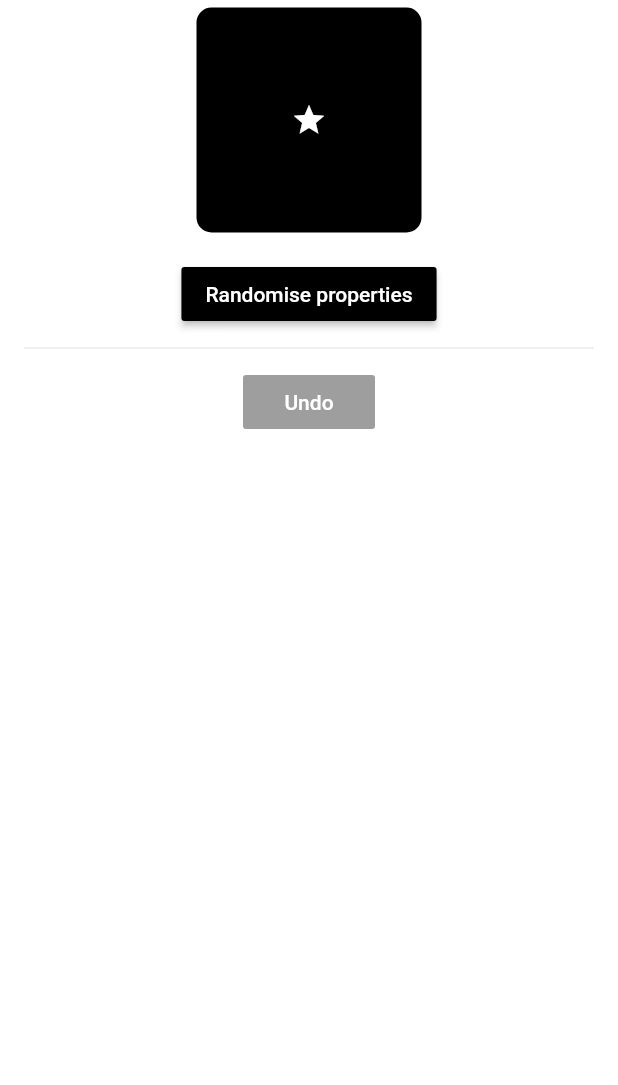
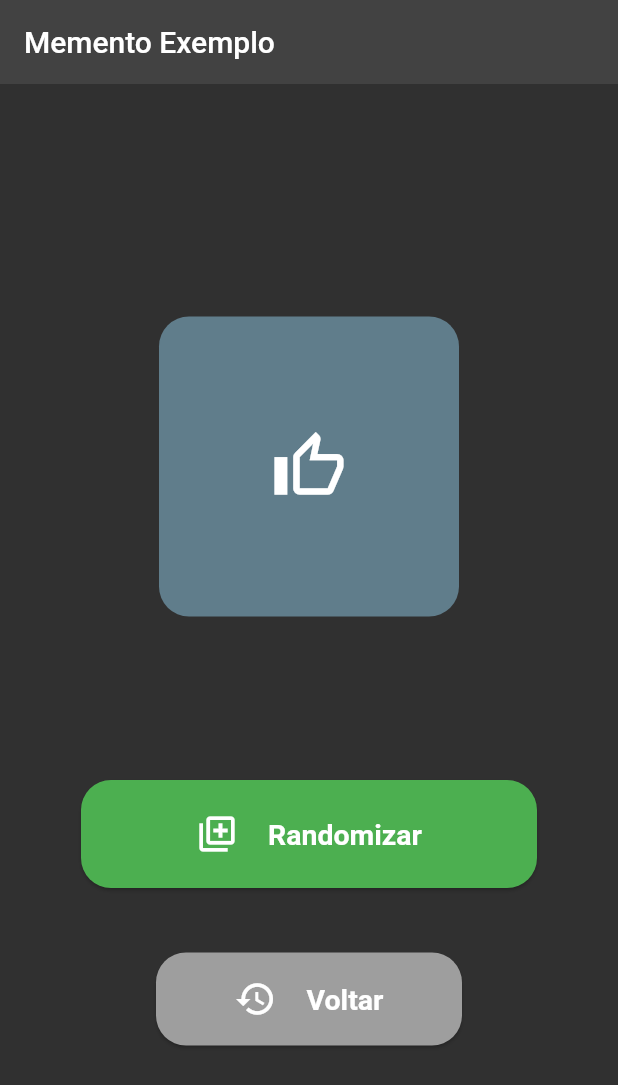
Before and after one commit to Fschmatz/memento_aula_projeto, a Flutter app: the screen it shows after launch, on a phone screen of 412 x 824 dp. Shown: the top 1085 px of the screen. Run offline on Flutter 3.47's test engine with Material 2 defaults, Android fonts, the phone set to English and light mode, and no system bars; our stand-ins replace faker.

Commit message:
v 0.3.0 funcional

```diff
--- a/lib/layoutConstants.dart
+++ /dev/null
@@ -1,64 +0,0 @@
-class LayoutConstants {
-  const LayoutConstants._();
-
-  // Responsive breakpoints
-  /// Desktop screen >= 900px
-  static const double screenDesktop = 900;
-
-  // Spacing
-  /// Space Zero = 0.0
-  static const double spaceZero = 0.0;
-
-  /// Space XS = 2.0
-  static const double spaceXS = 2.0;
-
-  /// Space S = 4.0
-  static const double spaceS = 4.0;
-
-  /// Space M = 8.0
-  static const double spaceM = 8.0;
-
-  /// Space L = 16.0
-  static const double spaceL = 16.0;
-
-  /// Space XL = 32.0
-  static const double spaceXL = 32.0;
-
-  // Margin
-  /// Margin Zero = 0.0
-  static const double marginZero = 0.0;
-
-  /// Margin XS = 2.0
-  static const double marginXS = 2.0;
-
-  /// Margin S = 4.0
-  static const double marginS = 4.0;
-
-  /// Margin M = 8.0
-  static const double marginM = 8.0;
-
-  /// Margin L = 16.0
-  static const double marginL = 16.0;
-
-  /// Margin XL = 32.0
-  static const double marginXL = 32.0;
-
-  // Padding
-  /// Padding Zero = 0.0
-  static const double paddingZero = 0.0;
-
-  /// Padding XS = 2.0
-  static const double paddingXS = 2.0;
-
-  /// Padding S = 4.0
-  static const double paddingS = 4.0;
-
-  /// Padding M = 8.0
-  static const double paddingM = 8.0;
-
-  /// Padding L = 16.0
-  static const double paddingL = 16.0;
-
-  /// Padding XL = 32.0
-  static const double paddingXL = 32.0;
-}
--- a/lib/main.dart
+++ b/lib/main.dart
@@ -1,5 +1,6 @@
 import 'package:flutter/material.dart';
-import 'package:memento_aula_projeto/mementoExample.dart';
+
+import 'mementoExample.dart';
 
 void main() {
   runApp(MyApp());
@@ -9,7 +10,10 @@ class MyApp extends StatelessWidget {
   @override
   Widget build(BuildContext context) {
     return MaterialApp(
-      title: 'Memento Example',
+      title: 'Memento Demo',
+      theme: ThemeData(
+        brightness: Brightness.dark,
+      ),
       home: MementoExample(),
     );
   }
--- a/lib/mementoExample.dart
+++ b/lib/mementoExample.dart
@@ -5,10 +5,8 @@ import 'package:memento_aula_projeto/shapeContainer.dart';
 
 import 'commandHistory.dart';
 import 'icommand.dart';
-import 'layoutConstants.dart';
+
 import 'originator.dart';
-
-
 
 class MementoExample extends StatefulWidget {
   const MementoExample();
@@ -41,34 +39,95 @@ class _MementoExampleState extends State<MementoExample> {
 
   @override
   Widget build(BuildContext context) {
-    return ScrollConfiguration(
-      behavior: const ScrollBehavior(),
-      child: SingleChildScrollView(
-        padding: const EdgeInsets.symmetric(
-          horizontal: LayoutConstants.paddingL,
+    return Scaffold(
+      appBar: AppBar(
+        title: Text('Memento Exemplo'),
+        backgroundColor: Colors.grey.shade800,
+        elevation: 0,
       ),
-        child: Column(
+      body: ListView(
+        shrinkWrap: true,
         children: <Widget>[
+          Column(
+            mainAxisAlignment: MainAxisAlignment.center,
+            crossAxisAlignment: CrossAxisAlignment.center,
+            children: [
+              const SizedBox(
+                height: 150,
+              ),
               ShapeContainer(
                 shape: _originator.state,
               ),
-            const SizedBox(height: LayoutConstants.spaceM),
-            PlatformButton(
-              materialColor: Colors.black,
-              materialTextColor: Colors.white,
-              onPressed: _randomiseProperties,
-              text: 'Randomise properties',
+              const SizedBox(
+                height: 100,
               ),
-            const Divider(),
-            PlatformButton(
-              materialColor: Colors.black,
-              materialTextColor: Colors.white,
-              onPressed: _commandHistory.isEmpty ? null : _undo,
-              text: 'Undo',
+              Padding(
+                padding: const EdgeInsets.fromLTRB(50, 0, 50, 0),
+                child: Container(
+                  height: 80,
+                  child: Card(
+                    color: Colors.green,
+                    shape: RoundedRectangleBorder(
+                      borderRadius: BorderRadius.all(Radius.circular(20)),
                     ),
-            const SizedBox(height: LayoutConstants.spaceM),
+                    child: Center(
+                      child: ListTile(
+                        title: Row(
+                          mainAxisAlignment: MainAxisAlignment.center,
+                          children: [
+                            Icon(Icons.library_add_outlined,size: 28,),
+                            const SizedBox(
+                              width: 20,
+                            ),
+                            Text(
+                              "Randomizar",
+                              style: TextStyle(fontSize: 19,fontWeight: FontWeight.bold),
+                            ),
                           ],
                         ),
+                        onTap: _randomiseProperties,
+                      ),
+                    ),
+                  ),
+                ),
+              ),
+              const SizedBox(
+                height: 35,
+              ),
+              Padding(
+                padding: const EdgeInsets.fromLTRB(100, 0, 100, 0),
+                child: Container(
+                  height: 70,
+                  child: Card(
+                    color:
+                        _commandHistory.isEmpty ? Colors.grey : Colors.redAccent,
+                    shape: RoundedRectangleBorder(
+                      borderRadius: BorderRadius.all(Radius.circular(20)),
+                    ),
+                    child: Center(
+                      child: ListTile(
+                        title: Row(
+                          mainAxisAlignment: MainAxisAlignment.center,
+                          children: [
+                            Icon(Icons.history_outlined,size: 28,),
+                            const SizedBox(
+                              width: 20,
+                            ),
+                            Text(
+                              "Voltar",
+                              style: TextStyle(fontSize: 19,fontWeight: FontWeight.bold),
+                            ),
+                          ],
+                        ),
+                        onTap: _commandHistory.isEmpty ? null : _undo,
+                      ),
+                    ),
+                  ),
+                ),
+              ),
+            ],
+          ),
+        ],
       ),
     );
   }
--- a/lib/shape.dart
+++ b/lib/shape.dart
@@ -8,9 +8,9 @@ class Shape{
   Shape(this.color, this.height, this.width);
 
   Shape.initial(){
-    color = Colors.black;
-    height = 150.0;
-    width = 150.0;
+    color = Colors.blueGrey;
+    height = 200.0;
+    width = 200.0;
   }
 
   Shape.copy(Shape shape) : this(shape.color, shape.height, shape.width);
--- a/lib/shapeContainer.dart
+++ b/lib/shapeContainer.dart
@@ -12,7 +12,7 @@ class ShapeContainer extends StatelessWidget {
   @override
   Widget build(BuildContext context) {
     return SizedBox(
-      height: 160.0,
+      height: 210.0,
       child: Center(
         child: AnimatedContainer(
           duration: const Duration(milliseconds: 500),
@@ -20,11 +20,11 @@ class ShapeContainer extends StatelessWidget {
           width: shape.width,
           decoration: BoxDecoration(
             color: shape.color,
-            borderRadius: BorderRadius.circular(10.0),
+            borderRadius: BorderRadius.circular(20.0),
           ),
           child: const Icon(
-            Icons.star,
-            color: Colors.white,
+            Icons.thumb_up_alt_outlined,
+            size: 50,
           ),
         ),
       ),
```
Lines whose indentation alone changed are shown as unchanged.
